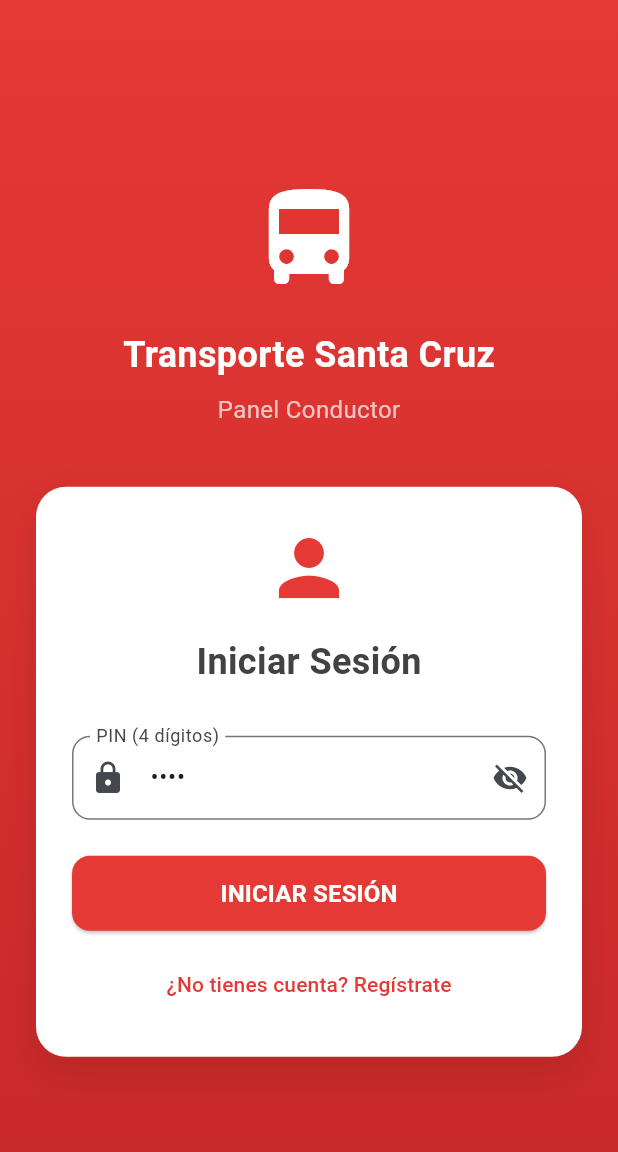
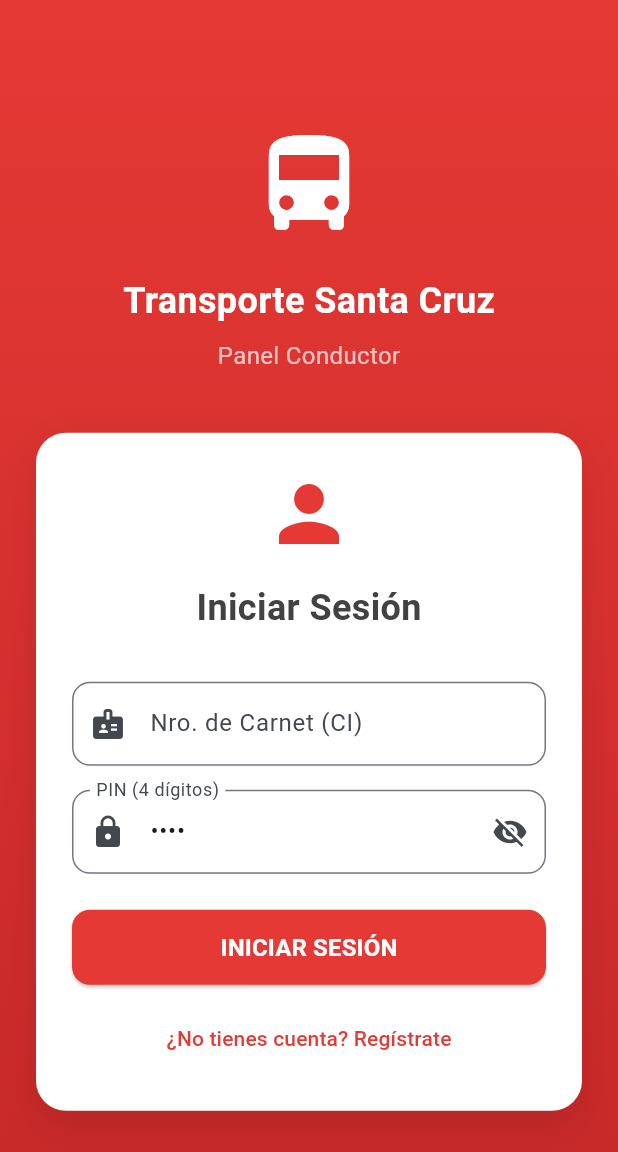
Before and after one commit to condorisebastian/mi-proyecto, a Flutter app: the screen it shows after launch, after a tap on "Conductor", on a phone screen of 412 x 824 dp. Shown: the top 1152 px of the screen. Run offline on Flutter 3.47's test engine with Material 3 defaults, Android fonts, the phone set to English and light mode, and no system bars; our stand-ins replace cloud_firestore, firebase_core, qr_flutter, shared_preferences; missing offline and left inert: flutter_nfc_kit, mobile_scanner, ndef; accounts and stored records are empty; network calls fail.

Commit message:
feat: agregar numero de carnet al login y endurecer el registro - login de pasajero y conductor ahora muestra Nro. de Carnet (CI) arriba del PIN y valida que coincida si se ingresa (Firebase y PHP) - el cobro de viaje y la suma de puntos usan transacciones atomicas en Firestore para evitar doble gasto

```diff
--- a/transita_bolivia/lib/screens/driver/login_screen.dart
+++ b/transita_bolivia/lib/screens/driver/login_screen.dart
@@ -11,8 +11,16 @@ class DriverLoginScreen extends StatefulWidget {
 
 class _DriverLoginScreenState extends State<DriverLoginScreen> {
   final _formKey = GlobalKey<FormState>();
+  final _ciController = TextEditingController();
   final _pinController = TextEditingController(text: '5678');
   bool _obscurePin = true;
+
+  @override
+  void dispose() {
+    _ciController.dispose();
+    _pinController.dispose();
+    super.dispose();
+  }
 
   @override
   Widget build(BuildContext context) {
@@ -93,6 +101,20 @@ class _DriverLoginScreenState extends State<DriverLoginScreen> {
                           ),
                           const SizedBox(height: 32),
                           TextFormField(
+                            controller: _ciController,
+                            keyboardType: TextInputType.number,
+                            maxLength: 12,
+                            decoration: InputDecoration(
+                              labelText: 'Nro. de Carnet (CI)',
+                              prefixIcon: const Icon(Icons.badge),
+                              counterText: '',
+                              border: OutlineInputBorder(
+                                borderRadius: BorderRadius.circular(12),
+                              ),
+                            ),
+                          ),
+                          const SizedBox(height: 16),
+                          TextFormField(
                             controller: _pinController,
                             keyboardType: TextInputType.number,
                             maxLength: 4,
@@ -133,6 +155,7 @@ class _DriverLoginScreenState extends State<DriverLoginScreen> {
                                     if (_formKey.currentState!.validate()) {
                                       final success = await authService.login(
                                         _pinController.text,
+                                        ci: _ciController.text.trim(),
                                       );
                                       if (success && context.mounted) {
                                         Navigator.pushReplacementNamed(
@@ -142,7 +165,7 @@ class _DriverLoginScreenState extends State<DriverLoginScreen> {
                                             .showSnackBar(
                                           const SnackBar(
                                             content: Text(
-                                                'PIN incorrecto'),
+                                                'Carnet o PIN incorrectos'),
                                             backgroundColor: Colors.red,
                                           ),
                                         );
--- a/transita_bolivia/lib/services/driver_auth_service.dart
+++ b/transita_bolivia/lib/services/driver_auth_service.dart
@@ -19,12 +19,13 @@ class DriverAuthService extends ChangeNotifier {
   bool get isLoggedIn => _currentConductor != null;
   String? get token => _token;
 
-  Future<bool> login(String pin) async {
+  Future<bool> login(String pin, {String ci = ''}) async {
     _isLoading = true;
     notifyListeners();
 
     if (AppConfig.useFirebase) {
-      final conductor = await FirebaseService.instance.loginConductor(pin);
+      final conductor =
+          await FirebaseService.instance.loginConductor(pin, ci: ci);
       if (conductor != null) {
         _currentConductor = conductor;
         _token = 'firebase';
@@ -42,6 +43,7 @@ class DriverAuthService extends ChangeNotifier {
             headers: {'Content-Type': 'application/json'},
             body: jsonEncode({
               'pin': pin,
+              'ci': ci,
             }),
           )
           .timeout(AppConfig.timeout);
```
Also changed, not shown: transita_bolivia/lib/screens/passenger/login_screen.dart (+24 -1 lines), transita_bolivia/lib/services/auth_service.dart (+6 -4 lines), transita_bolivia/lib/services/firebase_service.dart (+38 -18 lines), 1 other file.
